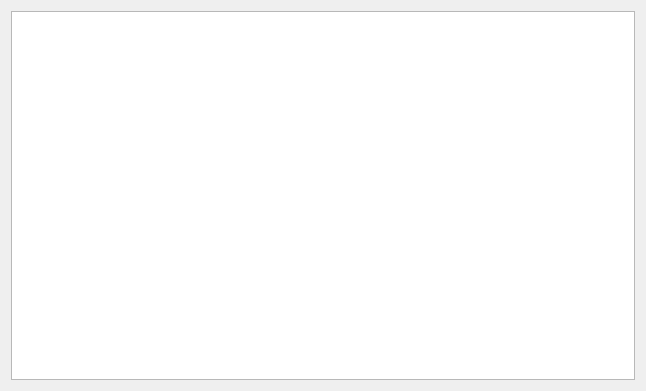
This is ui/ui_local_eps.ui in tonquer/picacg-qt as Qt 5 draws it before an edit. The edited form follows.
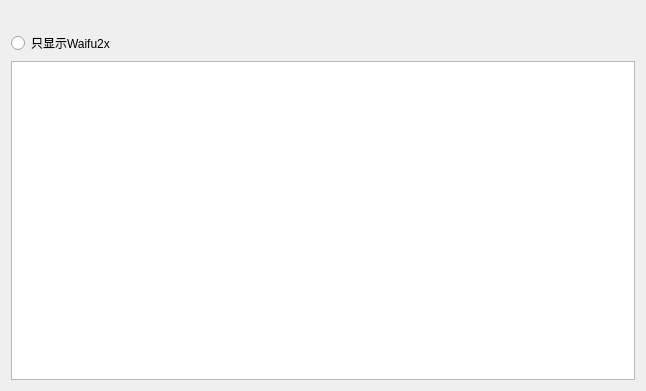
This is the edited form. Custom widgets are drawn as their Qt base class.

Patch:
```diff
--- a/ui/ui_local_eps.ui
+++ b/ui/ui_local_eps.ui
@@ -14,7 +14,7 @@
    <string>本地漫画章节</string>
   </property>
   <layout class="QGridLayout" name="gridLayout_2">
-   <item row="1" column="0">
+   <item row="4" column="0">
     <layout class="QGridLayout" name="gridLayout_3">
      <item row="0" column="0">
       <widget class="ComicListWidget" name="bookList">
@@ -25,6 +25,37 @@
      </item>
     </layout>
    </item>
+   <item row="0" column="0">
+    <widget class="QLabel" name="name">
+     <property name="text">
+      <string/>
+     </property>
+    </widget>
+   </item>
+   <item row="2" column="0">
+    <layout class="QHBoxLayout" name="horizontalLayout">
+     <item>
+      <widget class="QRadioButton" name="showWaifu2x">
+       <property name="text">
+        <string>只显示Waifu2x</string>
+       </property>
+      </widget>
+     </item>
+     <item>
+      <spacer name="horizontalSpacer">
+       <property name="orientation">
+        <enum>Qt::Horizontal</enum>
+       </property>
+       <property name="sizeHint" stdset="0">
+        <size>
+         <width>40</width>
+         <height>20</height>
+        </size>
+       </property>
+      </spacer>
+     </item>
+    </layout>
+   </item>
   </layout>
  </widget>
  <customwidgets>
```
